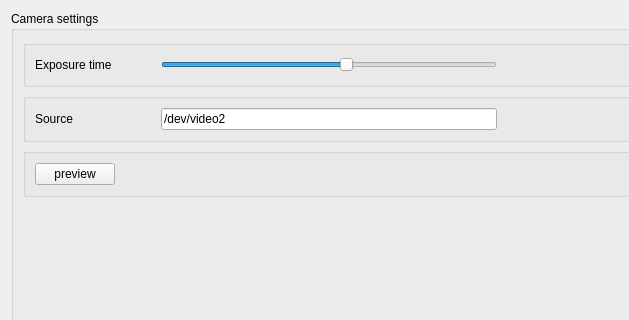
Before: the Qt Designer form plugins/VenusUSB2/camera_settingsWidget.ui in pyIVLS/pyIVLS, drawn with Qt 5; both pictures show x 0 to 629 and y 0 to 320 of the 868 by 650 pixel window.
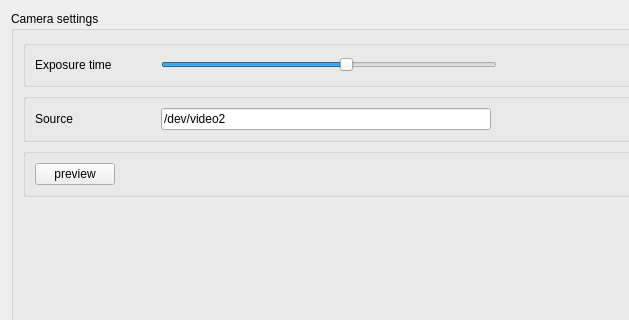
After: the same form once the commit is applied.

```diff
--- a/plugins/VenusUSB2/camera_settingsWidget.ui
+++ b/plugins/VenusUSB2/camera_settingsWidget.ui
@@ -100,7 +100,7 @@
         </property>
         <layout class="QHBoxLayout" name="horizontalLayout">
          <item>
-          <widget class="QLabel" name="sourceLabel">
+          <widget class="QLabel" name="sourceText">
            <property name="sizePolicy">
             <sizepolicy hsizetype="Fixed" vsizetype="Fixed">
              <horstretch>0</horstretch>
@@ -125,6 +125,13 @@
            </property>
           </widget>
          </item>
+         <item>
+          <widget class="QLabel" name="sourceLabel">
+           <property name="text">
+            <string/>
+           </property>
+          </widget>
+         </item>
          <item>
           <spacer name="horizontalSpacer_2">
            <property name="orientation">
```
Left out of the diff: 2 changed lines with no effect on the pictures.
